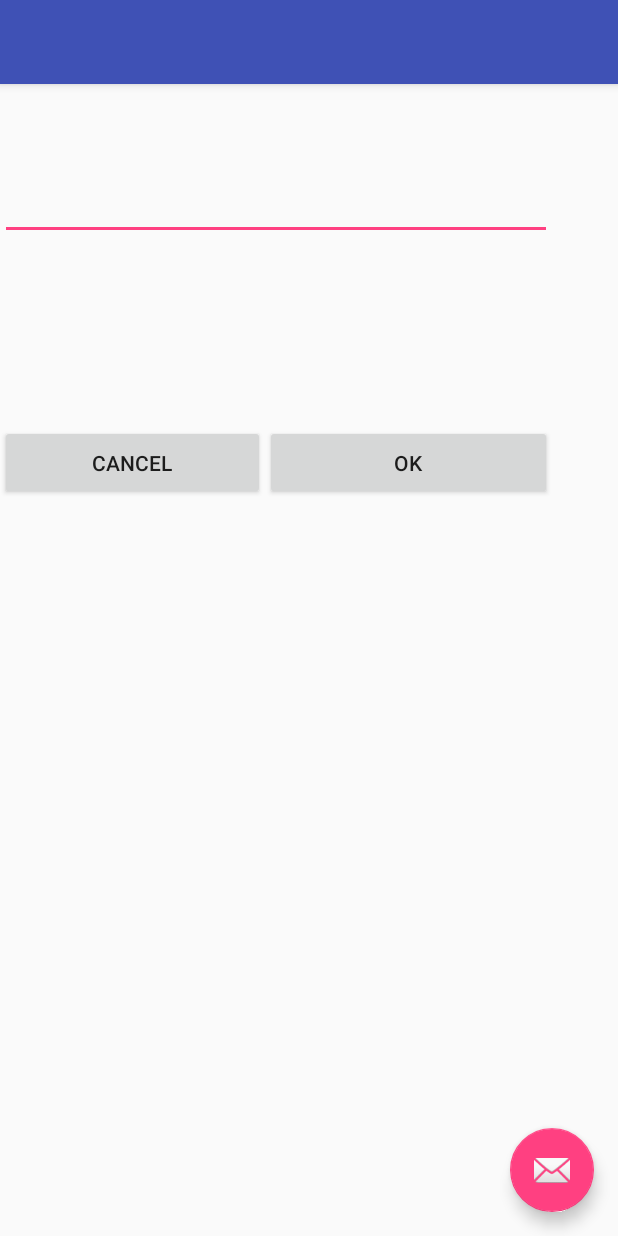
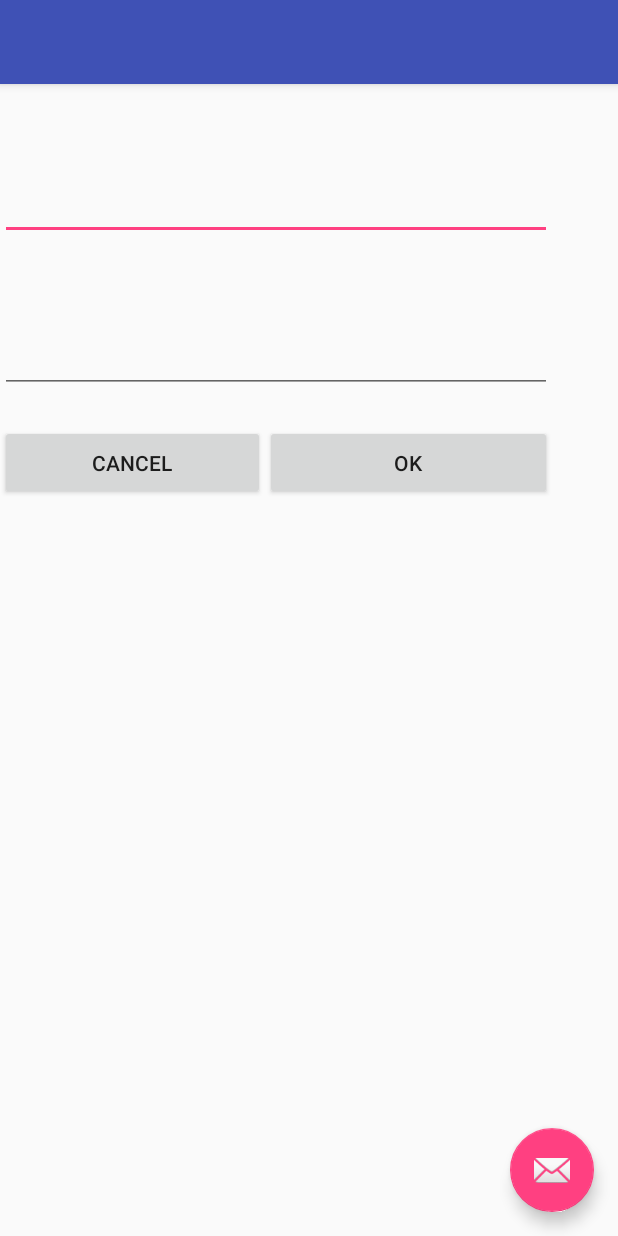
Before and after one commit to mstraathof/Social-Event-Planner, an Android app: the SecondActivity screen opened directly, with no data from a screen before it, after a tap on "OK", on a phone screen of 412 x 824 dp. Run offline under Robolectric (Android 15) with nearby library versions, the phone set to English and light mode, and no system bars.

Commit message:
added additional text-edit in second activity and post capability on response

```diff
--- a/android/tutorialforjnm219/app/src/main/java/jnm219/cse216/lehigh/edu/tutorialforjnm219/SecondActivity.java
+++ b/android/tutorialforjnm219/app/src/main/java/jnm219/cse216/lehigh/edu/tutorialforjnm219/SecondActivity.java
@@ -3,12 +3,7 @@ package jnm219.cse216.lehigh.edu.tutorialforjnm219;
 import android.app.Activity;
 import android.content.Intent;
 import android.os.Bundle;
-import android.os.Debug;
-import android.support.design.widget.FloatingActionButton;
-import android.support.design.widget.Snackbar;
 import android.support.v7.app.AppCompatActivity;
-import android.support.v7.widget.Toolbar;
-import android.util.Log;
 import android.view.View;
 import android.widget.Button;
 import android.widget.EditText;
@@ -29,14 +24,25 @@ public class SecondActivity extends AppCompatActivity {
         tv.setText(label_contents);
 
         // The OK button gets the text from the input box and returns it to the calling activity
-        final EditText et = (EditText) findViewById(R.id.editText);
+        //final EditText et = (EditText) findViewById(R.id.editText);
+        final EditText et = (EditText) findViewById(R.id.enterTitle);
+        final EditText em = (EditText) findViewById(R.id.enterMessage);
+
         Button bOk = (Button) findViewById(R.id.buttonOk);
         bOk.setOnClickListener(new View.OnClickListener() {
             @Override
             public void onClick(View view) {
-                if (!et.getText().toString().equals("")) {
+     /*           if (!et.getText().toString().equals("")) {
                     Intent i = new Intent();
                     i.putExtra("result", et.getText().toString());
+                    setResult(Activity.RESULT_OK, i);
+                    finish();
+                }
+     */
+                if (!et.getText().toString().equals("") && !em.getText().toString().equals("")) {
+                    Intent i = new Intent();
+                    i.putExtra("resultTitle", et.getText().toString());
+                    i.putExtra("resultMessage", em.getText().toString());
                     setResult(Activity.RESULT_OK, i);
                     finish();
                 }
@@ -53,6 +59,4 @@ public class SecondActivity extends AppCompatActivity {
             }
         });
     }
-
-
 }
--- a/android/tutorialforjnm219/app/src/main/res/layout/content_second.xml
+++ b/android/tutorialforjnm219/app/src/main/res/layout/content_second.xml
@@ -20,18 +20,33 @@
         android:text=""
         tools:layout_editor_absoluteY="8dp"
         tools:layout_editor_absoluteX="0dp" />
+
     <EditText
-        android:id="@+id/editText"
+        android:id="@+id/enterTitle"
         android:layout_width="384dp"
         android:layout_height="52dp"
         android:ems="10"
         android:inputType="textPersonName"
         android:text=""
+        tools:layout_editor_absoluteX="0dp"
         tools:layout_editor_absoluteY="62dp"
-        tools:layout_editor_absoluteX="0dp"
         android:layout_below="@+id/specialMessage"
         android:layout_alignParentLeft="true"
         android:layout_alignParentStart="true" />
+
+    <EditText
+        android:id="@+id/enterMessage"
+        android:layout_width="384dp"
+        android:layout_height="52dp"
+        android:ems="10"
+        android:inputType="textPersonName"
+        android:text=""
+        tools:layout_editor_absoluteX="0dp"
+        tools:layout_editor_absoluteY="62dp"
+        android:layout_below="@+id/enterTitle"
+        android:layout_alignParentLeft="true"
+        android:layout_alignParentStart="true"
+        android:layout_marginTop="50dp" />
 
     <Button
         android:id="@+id/buttonCancel"
--- a/android/tutorialforjnm219/app/src/main/res/layout/list_item.xml
+++ b/android/tutorialforjnm219/app/src/main/res/layout/list_item.xml
@@ -1,7 +1,9 @@
 <?xml version="1.0" encoding="utf-8"?>
 <LinearLayout xmlns:android="http://schemas.android.com/apk/res/android"
-    android:orientation="vertical" android:layout_width="match_parent"
-    android:layout_height="match_parent">
+    android:layout_width="match_parent"
+    android:layout_height="wrap_content"
+    android:orientation="vertical">
+
     <TextView
         android:id="@+id/listItemTitle"
         android:layout_width="match_parent"
--- a/android/tutorialforjnm219/app/src/main/res/values/strings.xml
+++ b/android/tutorialforjnm219/app/src/main/res/values/strings.xml
@@ -1,5 +1,5 @@
 <resources>
     <string name="app_name">The Buzz</string>
-    <string name="action_settings">Settings</string>
+    <string name="action_settings">buzz</string>
     <string name="title_activity_second">SecondActivity</string>
 </resources>
```
Also changed, not shown: android/tutorialforjnm219/app/src/main/java/jnm219/cse216/lehigh/edu/tutorialforjnm219/MainActivity.java (+19 -9 lines).
